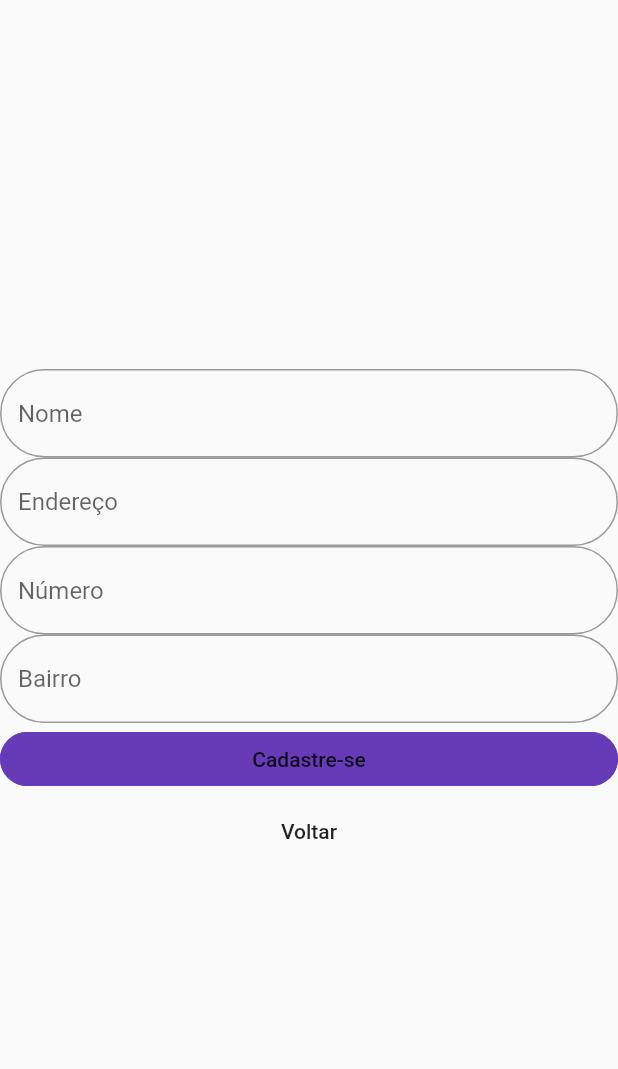
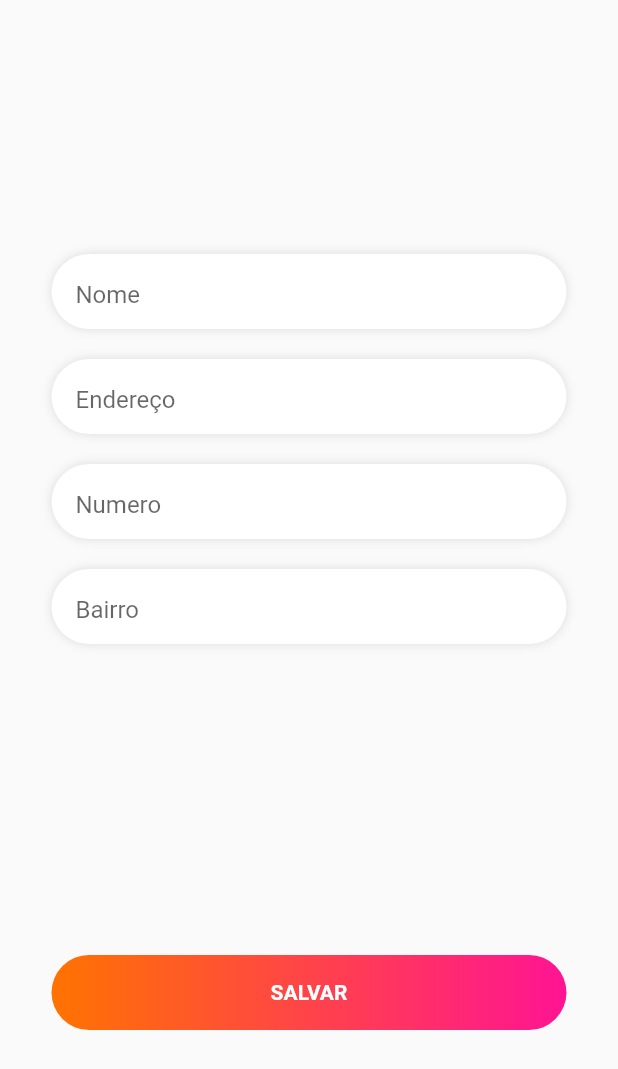
Before and after one commit to MatheusCocchi/helpets, a Flutter app: the CadastroUserWidget screen opened directly, on a phone screen of 412 x 824 dp. Shown: the top 1069 px of the screen. Run offline on Flutter 3.47's test engine with Material 2 defaults, Android fonts, the phone set to English and light mode, and no system bars.

Commit message:
Atualizações tela de Cadastro de Usuário

```diff
--- a/lib/view/cadastroAnimal_widget.dart
+++ b/lib/view/cadastroAnimal_widget.dart
@@ -81,7 +81,7 @@ class _CadastroAnimalWidgetState extends State<CadastroAnimalWidget> {
                     decoration: BoxDecoration(
                       gradient: LinearGradient(
                         colors: [
-                          Color(0xFFC71585),
+                          Color(0xFFFF7300),
                           Color(0xFFFF1493)
                         ],
                       ),
@@ -96,7 +96,14 @@ class _CadastroAnimalWidgetState extends State<CadastroAnimalWidget> {
                           fontWeight: FontWeight.bold
                         ),
                       ),
-                      onPressed: () {}
+                      onPressed: () {
+                        Navigator.push(
+                        context,
+                        MaterialPageRoute(builder: (BuildContext context) {
+                        return CadastroUserWidget();
+                      }),
+                      );
+                      },
                     ),
                   ),
                 ],
--- a/lib/view/cadastroUser_widget.dart
+++ b/lib/view/cadastroUser_widget.dart
@@ -28,50 +28,119 @@ class _CadastroUserWidgetState extends State<CadastroUserWidget> {
           mainAxisAlignment: MainAxisAlignment.center,
           crossAxisAlignment: CrossAxisAlignment.stretch,
           children: <Widget>[
-            TextField(
-              controller: _controllerNome,
+                        Container(
+              height: MediaQuery.of(context).size.height /1.5,
+              width: MediaQuery.of(context).size.width,
+              padding: EdgeInsets.only(top: 32),
+              child: Column(
+                children: <Widget>[
+                  Container(
+                    width: MediaQuery.of(context).size.width / 1.2,
+                    height: 50,
+                    padding:
+                        EdgeInsets.only(top: 4, left: 16, right: 16, bottom: 4),
+                    decoration: BoxDecoration(
+                        borderRadius: BorderRadius.all(Radius.circular(50)),
+                        color: Colors.white,
+                        boxShadow: [
+                          BoxShadow(color: Colors.black12, blurRadius: 5)
+                        ]),
+                    child: TextField(
                       decoration: InputDecoration(
-                  hintText: 'Nome',
-                  border: OutlineInputBorder(
-                    borderRadius: BorderRadius.all(Radius.circular(90.0)),
-                  )),
+                          // icon: Icon(Icons.email,
+                          //color: Colors.grey
+                          //),
+                          border: InputBorder.none,
+                          hintText: 'Nome'),
                     ),
-            TextField(
-              controller: _controllerEndereco,
+                  ),
+                  Container(
+                    width: MediaQuery.of(context).size.width / 1.2,
+                    height: 50,
+                    margin: EdgeInsets.only(top: 20),
+                    padding:
+                        EdgeInsets.only(top: 4, left: 16, right: 16, bottom: 4),
+                    decoration: BoxDecoration(
+                        borderRadius: BorderRadius.all(Radius.circular(50)),
+                        color: Colors.white,
+                        boxShadow: [
+                          BoxShadow(color: Colors.black12, blurRadius: 5)
+                        ]),
+                    child: TextField(
                       decoration: InputDecoration(
-                  hintText: 'Endereço',
-                  border: OutlineInputBorder(
-                    borderRadius: BorderRadius.all(Radius.circular(90.0)),
-                  )),
+                          // icon: Icon(Icons.vpn_key,
+                          //color: Colors.grey
+                          //),
+                          border: InputBorder.none,
+                          hintText: 'Endereço'),
                     ),
-            TextField(
-              controller: _controllerNumero,
+                  ),
+                    Container(
+                    width: MediaQuery.of(context).size.width / 1.2,
+                    height: 50,
+                    margin: EdgeInsets.only(top: 20),
+                    padding:
+                        EdgeInsets.only(top: 4, left: 16, right: 16, bottom: 4),
+                    decoration: BoxDecoration(
+                        borderRadius: BorderRadius.all(Radius.circular(50)),
+                        color: Colors.white,
+                        boxShadow: [
+                          BoxShadow(color: Colors.black12, blurRadius: 5)
+                        ]),
+                    child: TextField(
                       decoration: InputDecoration(
-                  hintText: 'Número',
-                  border: OutlineInputBorder(
-                    borderRadius: BorderRadius.all(Radius.circular(90.0)),
-                  )),
+                          // icon: Icon(Icons.vpn_key,
+                          //color: Colors.grey
+                          //),
+                          border: InputBorder.none,
+                          hintText: 'Numero'),
                     ),
-            TextField(
-              controller: _controllerBairro,
+                  ),
+                  Container(
+                    width: MediaQuery.of(context).size.width / 1.2,
+                    height: 50,
+                    margin: EdgeInsets.only(top: 20),
+                    padding:
+                        EdgeInsets.only(top: 4, left: 16, right: 16, bottom: 4),
+                    decoration: BoxDecoration(
+                        borderRadius: BorderRadius.all(Radius.circular(50)),
+                        color: Colors.white,
+                        boxShadow: [
+                          BoxShadow(color: Colors.black12, blurRadius: 5)
+                        ]),
+                    child: TextField(
                       decoration: InputDecoration(
-                  hintText: 'Bairro',
-                  border: OutlineInputBorder(
-                    borderRadius: BorderRadius.all(Radius.circular(90.0)),
-                  )),
+                          // icon: Icon(Icons.vpn_key,
+                          //color: Colors.grey
+                          //),
+                          border: InputBorder.none,
+                          hintText: 'Bairro'),
                     ),
-            FlatButton(
-              child: Text("Cadastre-se"),
-              shape: RoundedRectangleBorder(
-                borderRadius: BorderRadius.all(Radius.circular(90.0)),
-                side: BorderSide(color: Colors.deepPurple),
                   ),
-              color: Colors.deepPurple,
-              onPressed: () {},
+                  Spacer(),
+
+                  Container(
+                    width: MediaQuery.of(context).size.width / 1.2,
+                    height: 50,
+                    decoration: BoxDecoration(
+                      gradient: LinearGradient(
+                        colors: [
+                          Color(0xFFFF7300),
+                          Color(0xFFFF1493)
+                        ],
                       ),
-            FlatButton(
-              child: Text("Voltar"),
-              onPressed: () { //Coloquei a navegação para cadastrar animal para poder desenvolver a tela
+                        borderRadius: BorderRadius.all(
+                          Radius.circular(50)
+                        ),
+                    ),
+                      child: FlatButton(
+                      child: Text('Salvar'.toUpperCase(),
+                        style: TextStyle(
+                          color: Colors.white,
+                          fontWeight: FontWeight.bold
+                        ),
+                      ),
+                      onPressed: () {
                         Navigator.push(
                         context,
                         MaterialPageRoute(builder: (BuildContext context) {
@@ -79,6 +148,10 @@ class _CadastroUserWidgetState extends State<CadastroUserWidget> {
                       }),
                       );
                       },
+                    ),
+                  ),
+                ],
+              ),
             )
           ],
         ),
```
Lines whose indentation alone changed are shown as unchanged.
